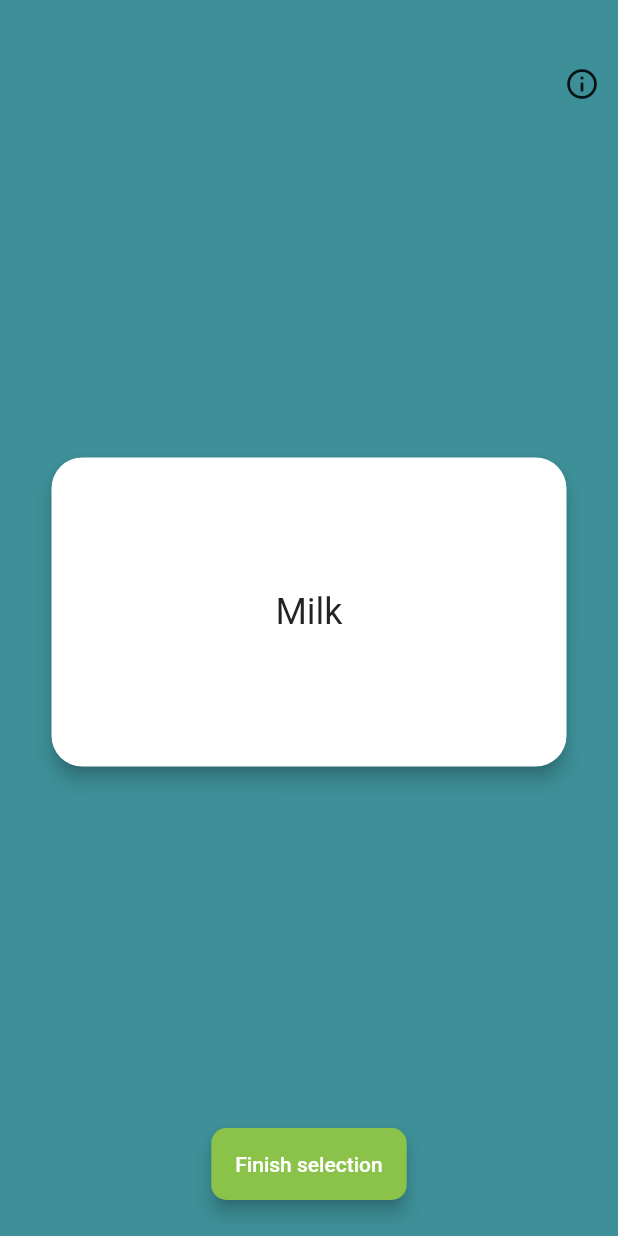
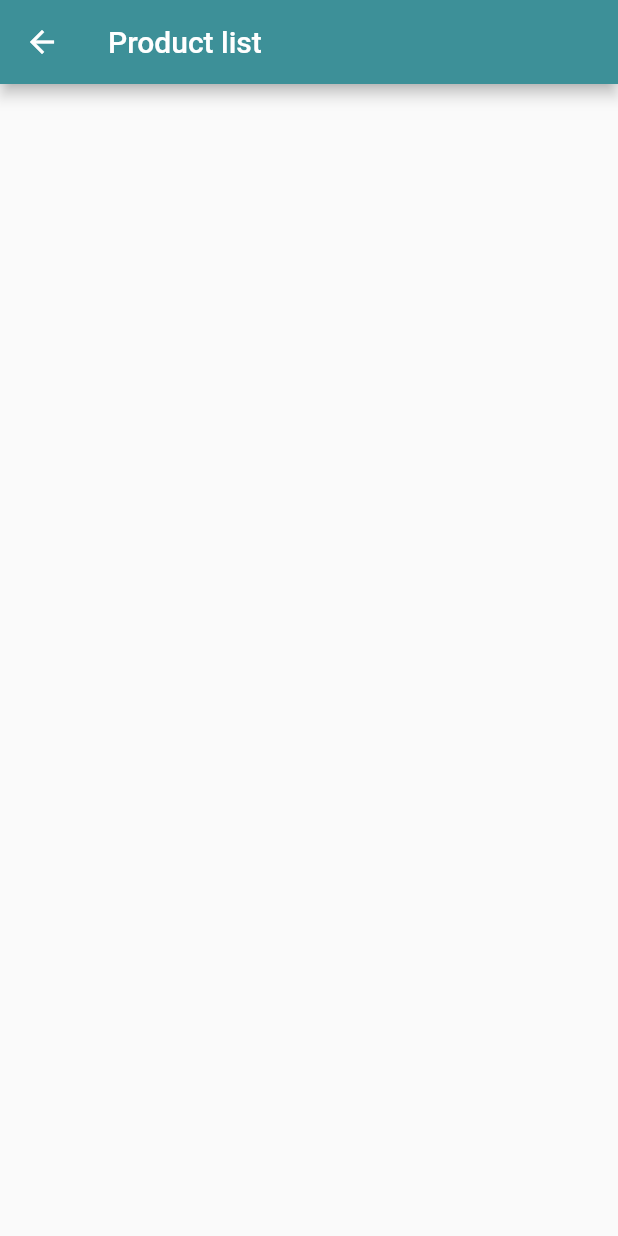
Before and after one commit to mobileoldfarts/EmptyFridge, a Flutter app: the screen it shows after launch, after a tap on "Finish selection", on a phone screen of 412 x 824 dp. Run offline on Flutter 3.47's test engine with Material 2 defaults, Android fonts, the phone set to English and light mode, and no system bars; our stand-ins replace package_info, rxdart, sqflite; missing offline and left inert: flutter_stetho; accounts and stored records are empty.

Commit message:
screen list product

```diff
--- a/lib/data/db/ProductDBWorker.dart
+++ b/lib/data/db/ProductDBWorker.dart
@@ -1,17 +1,16 @@
-import 'package:empty_fridge/entities/Product.dart';
 import 'package:empty_fridge/entities/ProductListItem.dart';
+import 'package:path/path.dart';
 import 'package:sqflite/sqflite.dart';
-import 'package:path/path.dart';
 
-class ProductDBWorker{
+class ProductDBWorker {
+  ProductDBWorker._();
 
-  ProductDBWorker._();
   static final ProductDBWorker db = ProductDBWorker._();
 
   Database _db;
 
   Future get database async {
-    if(_db == null){
+    if (_db == null) {
       _db = await init();
     }
     return _db;
@@ -19,34 +18,34 @@ class ProductDBWorker{
 
   Future<Database> init() async {
     String path = join(await getDatabasesPath(), "products.db");
-    Database db = await openDatabase(
-        path, version : 1, onOpen : (db) { },
-        onCreate : (Database inDB, int inVersion) async {
-          await inDB.execute(
-              "CREATE TABLE IF NOT EXISTS products ("
-                  "id INTEGER PRIMARY KEY,"
-                  "name TEXT,"
-                  "isPurchased INTEGER"
-                  ")"
-          );
-        }
-    );
+    Database db = await openDatabase(path, version: 1, onOpen: (db) {}, onCreate: (Database inDB, int inVersion) async {
+      await inDB.execute("CREATE TABLE IF NOT EXISTS products ("
+          "id INTEGER PRIMARY KEY,"
+          "name TEXT,"
+          "isPurchased INTEGER"
+          ")");
+    });
     return db;
   }
 
+  Future<List<ProductListItem>> getAllProduct() async {
+    Database db = await database;
+
+    var mapProducts = await db.query("products");
+
+    return mapProducts.isNotEmpty ? mapProducts.map((it) => ProductListItem.fromMap(it)).toList() : List<ProductListItem>();
+  }
 
   Future create(ProductListItem item) async {
     Database db = await database;
-    var val = await db.rawQuery(
-        "SELECT MAX(id) + 1 AS id FROM products"
-    );
+    var val = await db.rawQuery("SELECT MAX(id) + 1 AS id FROM products");
     int id = val.first["id"];
-    if (id == null) { id = 1; }
+    if (id == null) {
+      id = 1;
+    }
     return await db.rawInsert(
         "INSERT INTO products (id, name, isPurchased) "
-            "VALUES (?, ?, ?)",
-        [ id, item.product.name, item.isPurchased ? 1 : 0 ]
-    );
+        "VALUES (?, ?, ?)",
+        [id, item.product.name, item.isPurchased ? 1 : 0]);
   }
-
 }
--- a/lib/main.dart
+++ b/lib/main.dart
@@ -1,9 +1,10 @@
+import 'package:empty_fridge/presentation/listProduct/ListProductBloc.dart';
+import 'package:empty_fridge/presentation/listProduct/ListProductScreen.dart';
 import 'package:empty_fridge/presentation/productSelection/bloc/ProductSelection.dart';
 import 'package:empty_fridge/presentation/productSelection/screens/ProductSelectionScreen.dart';
 import 'package:flutter/material.dart';
 import 'package:flutter_stetho/flutter_stetho.dart';
 import 'package:provider/provider.dart';
-
 
 void main() {
   Stetho.initialize();
@@ -14,12 +15,15 @@ class MyApp extends StatelessWidget {
   // This widget is the root of your application.
   @override
   Widget build(BuildContext context) {
-
     return MultiProvider(
       providers: [
         Provider<ProductSelectionBloc>(
           create: (_) => ProductSelectionBloc(),
           dispose: (_, ProductSelectionBloc productSelectBloc) => productSelectBloc.dispose(),
+        ),
+        Provider<ListProductBloc>(
+          create: (_) => ListProductBloc(),
+          dispose: (_, ListProductBloc listProductBloc) => listProductBloc.dispose(),
         ),
       ],
       child: MaterialApp(
@@ -30,6 +34,7 @@ class MyApp extends StatelessWidget {
         initialRoute: ProductSelectionScreen.id,
         routes: <String, WidgetBuilder>{
           ProductSelectionScreen.id: (BuildContext context) => ProductSelectionScreen(),
+          ListProductScreen.id: (BuildContext context) => ListProductScreen(),
         },
       ),
     );
--- /dev/null
+++ b/lib/presentation/listProduct/ListProductBloc.dart
@@ -0,0 +1,25 @@
+import 'dart:async';
+
+import 'package:empty_fridge/common/Bloc.dart';
+import 'package:empty_fridge/data/db/ProductDBWorker.dart';
+import 'package:empty_fridge/entities/ProductListItem.dart';
+import 'package:rxdart/rxdart.dart';
+
+class ListProductBloc implements Bloc {
+  var _listProduct = BehaviorSubject<List<ProductListItem>>();
+
+  Stream<List<ProductListItem>> get listProduct => _listProduct.stream;
+
+  ListProductBloc() {
+    loadList();
+  }
+
+  @override
+  void dispose() {
+    _listProduct.close();
+  }
+
+  void loadList() async {
+    _listProduct.sink.add(await ProductDBWorker.db.getAllProduct());
+  }
+}
--- /dev/null
+++ b/lib/presentation/listProduct/ListProductScreen.dart
@@ -0,0 +1,63 @@
+import 'package:empty_fridge/entities/ProductListItem.dart';
+import 'package:flutter/material.dart';
+import 'package:flutter/widgets.dart';
+import 'package:provider/provider.dart';
+
+import 'ListProductBloc.dart';
+
+class ListProductScreen extends StatefulWidget {
+  static String id = 'ListProductScreen';
+
+  ListProductScreen({Key key, this.title}) : super(key: key);
+
+  final String title;
+
+  @override
+  _ListProductScreenState createState() => _ListProductScreenState();
+}
+
+class _ListProductScreenState extends State<ListProductScreen> {
+  @override
+  Widget build(BuildContext context) {
+    return Scaffold(
+      appBar: AppBar(
+        title: Text('Product list'),
+        backgroundColor: Color(0xFF3D9098),
+      ),
+      body: Consumer<ListProductBloc>(builder: (context, _bloc, child) {
+        return StreamBuilder<List<ProductListItem>>(
+          initialData: List(),
+          stream: _bloc.listProduct,
+          builder: (context, snapshot) {
+            var list = snapshot.data;
+
+            if (list != null) {
+              return _getList(list);
+            }
+
+            return CircularProgressIndicator();
+          },
+        );
+      }),
+    );
+  }
+
+  _getList(List<ProductListItem> list) {
+    return ListView.separated(
+      padding: const EdgeInsets.all(8),
+      itemCount: list.length,
+      itemBuilder: (BuildContext context, int index) {
+        return CheckboxListTile(
+          title: Text(list[index].product.name),
+          onChanged: (bool value) {
+            list[index].isPurchased = value;
+          },
+          value: list[index].isPurchased,
+        );
+      },
+      separatorBuilder: (context, index) {
+        return Divider();
+      },
+    );
+  }
+}
--- a/lib/presentation/productSelection/bloc/ProductSelection.dart
+++ b/lib/presentation/productSelection/bloc/ProductSelection.dart
@@ -18,6 +18,7 @@ class ProductSelectionBloc implements Bloc {
 
   Product get currProduct => _listProduct[_currPosition];
   final _currentProductController = StreamController<Product>();
+  Stream<Product> get currentProduct => _currentProductController.stream;
   var _currPosition = 0;
 
   ProductSelectionBloc() {
@@ -43,10 +44,11 @@ class ProductSelectionBloc implements Bloc {
     }
   }
 
-  Stream<Product> get currentProduct => _currentProductController.stream;
 
   @override
   void dispose() {
     _currentProductController.close();
+
+
   }
 }
--- a/lib/presentation/productSelection/screens/ProductSelectionScreen.dart
+++ b/lib/presentation/productSelection/screens/ProductSelectionScreen.dart
@@ -1,6 +1,7 @@
 import 'package:empty_fridge/components/ProductCard.dart';
 import 'package:empty_fridge/components/RoundedButton.dart';
 import 'package:empty_fridge/entities/Product.dart';
+import 'package:empty_fridge/presentation/listProduct/ListProductScreen.dart';
 import 'package:empty_fridge/presentation/productSelection/bloc/ProductSelection.dart';
 import 'package:empty_fridge/presentation/productSelection/bloc/ProductSelectionAction.dart';
 import 'package:empty_fridge/presentation/productSelection/screens/AboutScreen.dart';
@@ -62,9 +63,18 @@ class _ProductSelectionScreenState extends State<ProductSelectionScreen> {
                         },
                       );
                     }),
-                    RoundedButton(color: Colors.lightGreen, title: 'Finish selection', onPressed: () {}),
+                    RoundedButton(color: Colors.lightGreen, title: 'Finish selection', onPressed: () {
+                      Navigator.pushNamed(context, ListProductScreen.id);
+                    }),
                   ]))),
     );
+  }
+
+
+  @override
+  void dispose() {
+
+    super.dispose();
   }
 
   Widget slideLeftBackground() {
--- a/pubspec.yaml
+++ b/pubspec.yaml
@@ -27,6 +27,8 @@ dependencies:
   sqflite: 1.3.1
 
   provider: ^4.0.2
+
+  rxdart: ^0.23.1
 
   shared_preferences: ^0.5.6
 
```
Also changed, not shown: lib/entities/ProductListItem.dart (+7 -4 lines), pubspec.lock.
